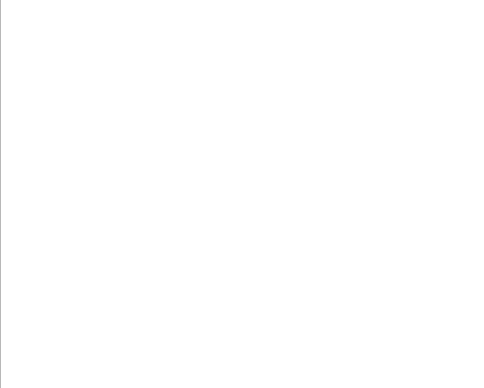
The window that StoreMan/showproducts.ui (rezaqomy/StoreMan) describes before a commit, drawn with Qt 5; both pictures show x 0 to 484 and y 92 to 480 of the 640 by 480 pixel window.
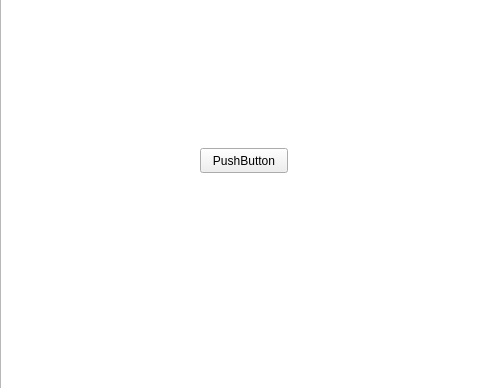
The same window after the commit.

Diff of the .ui file:
```diff
--- a/StoreMan/showproducts.ui
+++ b/StoreMan/showproducts.ui
@@ -23,6 +23,19 @@
     </rect>
    </property>
   </widget>
+  <widget class="QPushButton" name="pushButton">
+   <property name="geometry">
+    <rect>
+     <x>200</x>
+     <y>240</y>
+     <width>88</width>
+     <height>25</height>
+    </rect>
+   </property>
+   <property name="text">
+    <string>PushButton</string>
+   </property>
+  </widget>
  </widget>
  <resources/>
  <connections/>
```
